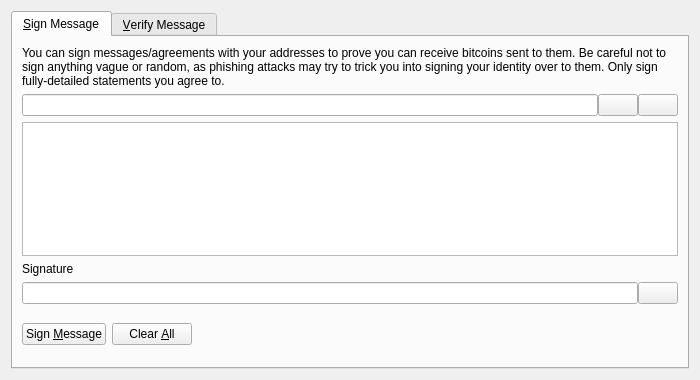
The window that src/qt/forms/signverifymessagedialog.ui (lbtcio/lbtc-core-old) describes before a commit, drawn with Qt 5.
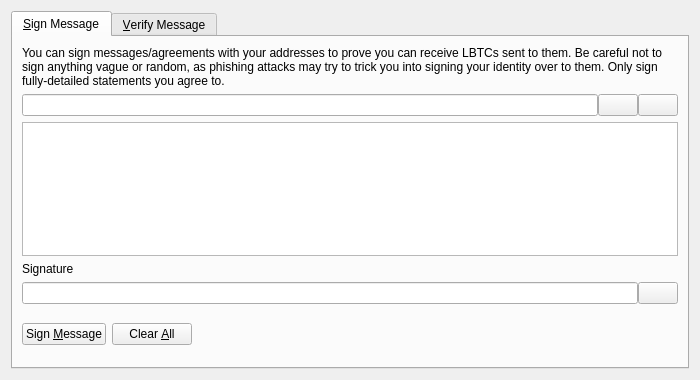
The same window after the commit. Icons and pictures are not drawn. Custom widgets are drawn as their Qt base class.

```diff
--- a/src/qt/forms/signverifymessagedialog.ui
+++ b/src/qt/forms/signverifymessagedialog.ui
@@ -30,7 +30,7 @@
        <item>
         <widget class="QLabel" name="infoLabel_SM">
          <property name="text">
-          <string>You can sign messages/agreements with your addresses to prove you can receive bitcoins sent to them. Be careful not to sign anything vague or random, as phishing attacks may try to trick you into signing your identity over to them. Only sign fully-detailed statements you agree to.</string>
+          <string>You can sign messages/agreements with your addresses to prove you can receive LBTCs sent to them. Be careful not to sign anything vague or random, as phishing attacks may try to trick you into signing your identity over to them. Only sign fully-detailed statements you agree to.</string>
          </property>
          <property name="textFormat">
           <enum>Qt::PlainText</enum>
```
Left out of the diff: 8 changed lines with no effect on the pictures.
